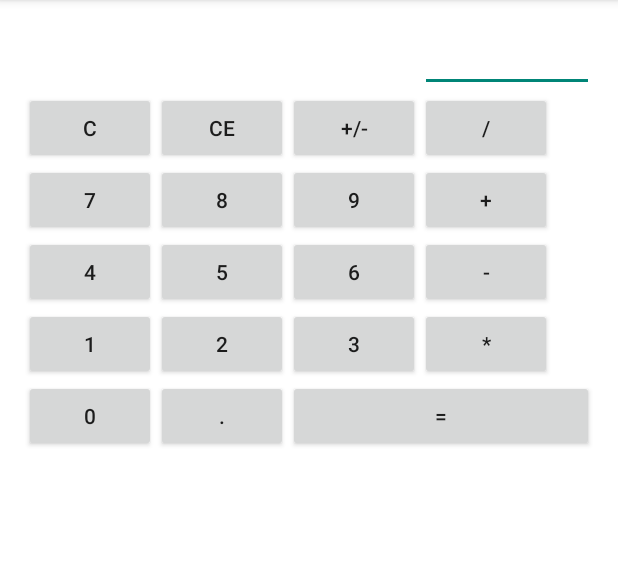
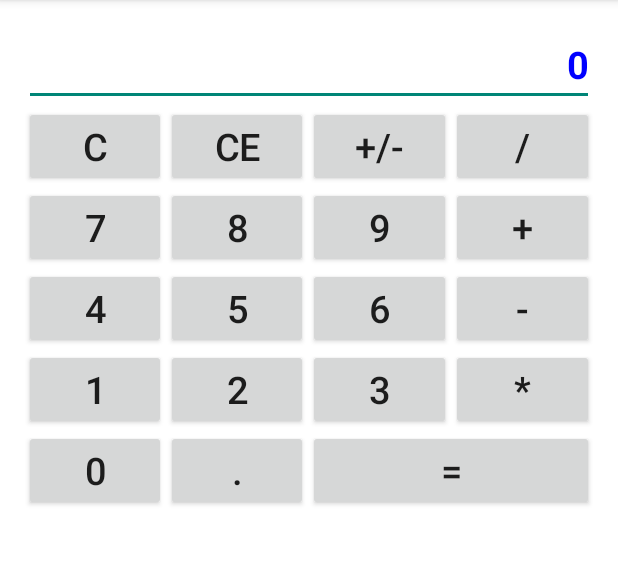
Before and after one commit to ClaytonTurner/Android-Projects, an Android app: the screen it shows after launch (MainActivity), on a phone screen of 412 x 824 dp, the part 84-649 px from its top. Run offline under Robolectric (Android 15) with nearby library versions, the phone set to English and light mode, and no system bars.

Commit message:
fixed graphics and dynamic text setting

```diff
--- a/Calculator/app/src/main/java/com/android/claytonturner/calculator/MainActivity.java
+++ b/Calculator/app/src/main/java/com/android/claytonturner/calculator/MainActivity.java
@@ -2,21 +2,74 @@ package com.android.claytonturner.calculator;
 
 import android.support.v7.app.ActionBarActivity;
 import android.os.Bundle;
+import android.util.TypedValue;
 import android.view.Menu;
 import android.view.MenuItem;
+import android.widget.Button;
+import android.widget.EditText;
 
 
 public class MainActivity extends ActionBarActivity {
+    /*
+    We need to be able to orient the screen on start of the application
+    This allows us to iterate over the buttons and set attributes
+    according to landscape or portrait by referencing these IDs and
+    we can use the "is_portrait" variable described in layouts-land/port.xml
+     */
+    private static final int[] Buttons = {
+        R.id.button0,
+        R.id.button1,
+        R.id.button2,
+        R.id.button3,
+        R.id.button4,
+        R.id.button5,
+        R.id.button6,
+        R.id.button7,
+        R.id.button8,
+        R.id.button9,
+        R.id.buttonC,
+        R.id.buttonCE,
+        R.id.buttonPlusMinus,
+        R.id.buttonDivide,
+        R.id.buttonPlus,
+        R.id.buttonMinus,
+        R.id.buttonMultiply,
+        R.id.buttonDecimal,
+        R.id.buttonEquals
+    };
 
     @Override
     protected void onCreate(Bundle savedInstanceState) {
         super.onCreate(savedInstanceState);
         setContentView(R.layout.activity_main);
+        final EditText result = (EditText) findViewById(R.id.Result);
+        boolean isPortrait = getResources().getBoolean(R.bool.is_portrait);
+        Button temp_button;
+        int resultValue;
         if(savedInstanceState != null){ // restore state
-
+            resultValue = 0;//change this
         }
         else{ // initial creation
+            resultValue = 0;
+        }
 
+        result.setText(String.valueOf(resultValue));
+
+        if(isPortrait){
+            //System.out.println("portrait");
+            for(int buttonId : Buttons){
+                temp_button = (Button) findViewById(buttonId);
+                temp_button.setTextSize(TypedValue.COMPLEX_UNIT_SP,getResources().getInteger(R.integer.portraitText));
+            }
+            result.setTextSize(TypedValue.COMPLEX_UNIT_SP,getResources().getInteger(R.integer.portraitText));
+        }
+        else{//isLandscape
+            //System.out.println("landscape");
+            for(int buttonId : Buttons){
+                temp_button = (Button) findViewById(buttonId);
+                temp_button.setTextSize(TypedValue.COMPLEX_UNIT_SP,getResources().getInteger(R.integer.landscapeText));
+            }
+            result.setTextSize(TypedValue.COMPLEX_UNIT_SP,getResources().getInteger(R.integer.landscapeText));
         }
     }
 
--- a/Calculator/app/src/main/res/layout/activity_main.xml
+++ b/Calculator/app/src/main/res/layout/activity_main.xml
@@ -1,17 +1,14 @@
-<RelativeLayout
+<?xml version="1.0" encoding="utf-8"?>
+<TableLayout
         xmlns:android="http://schemas.android.com/apk/res/android"
         xmlns:tools="http://schemas.android.com/tools"
-    android:layout_width="match_parent"
-    android:layout_height="match_parent"
+
         android:paddingLeft="@dimen/activity_horizontal_margin"
         android:paddingRight="@dimen/activity_horizontal_margin"
         android:paddingTop="@dimen/activity_vertical_margin"
         android:paddingBottom="@dimen/activity_vertical_margin"
         android:background="@color/bgColor"
-    tools:context=".MainActivity">
-
-
-    <TableLayout
+        tools:context=".MainActivity"
         android:layout_width="fill_parent"
         android:layout_height="fill_parent"
         android:layout_centerVertical="true"
@@ -25,7 +22,7 @@
                 android:layout_width="wrap_content"
                 android:layout_height="wrap_content"
                 android:id="@+id/Result"
-                android:layout_column="@string/ResultLayoutColumn"
+                android:gravity="right"
                 android:layout_weight="@string/ResultWeight"
                 android:layout_span="@string/ResultWeight"/>
         </TableRow>
@@ -33,109 +30,125 @@
             <Button
                 android:id="@+id/buttonC"
                 android:text="@string/buttonC"
-                android:layout_width="fill_parent"
-                android:layout_height="fill_parent" />
+                android:layout_width="wrap_content"
+                android:layout_height="wrap_content"
+                android:layout_weight="@string/DefaultWeight"/>
             <Button
                 android:id="@+id/buttonCE"
                 android:text="@string/buttonCE"
-                android:layout_width="fill_parent"
-                android:layout_height="fill_parent" />
+                android:layout_width="wrap_content"
+                android:layout_height="wrap_content"
+                android:layout_weight="@string/DefaultWeight"/>
             <Button
                 android:id="@+id/buttonPlusMinus"
                 android:text="@string/buttonPlusMinus"
-                android:layout_width="fill_parent"
-                android:layout_height="fill_parent" />
+                android:layout_width="wrap_content"
+                android:layout_height="wrap_content"
+                android:layout_weight="@string/DefaultWeight"/>
             <Button
                 android:id="@+id/buttonDivide"
                 android:text="@string/buttonDivide"
-                android:layout_width="fill_parent"
-                android:layout_height="fill_parent" />
+                android:layout_width="wrap_content"
+                android:layout_height="wrap_content"
+                android:layout_weight="@string/DefaultWeight"/>
         </TableRow>
         <TableRow>
             <Button
                 android:id="@+id/button7"
                 android:text="@string/button7"
-                android:layout_width="fill_parent"
-                android:layout_height="fill_parent" />
+                android:layout_width="wrap_content"
+                android:layout_height="wrap_content"
+                android:layout_weight="@string/DefaultWeight"/>
             <Button
                 android:id="@+id/button8"
                 android:text="@string/button8"
-                android:layout_width="fill_parent"
-                android:layout_height="fill_parent" />
+                android:layout_width="wrap_content"
+                android:layout_height="wrap_content"
+                android:layout_weight="@string/DefaultWeight"/>
             <Button
                 android:id="@+id/button9"
                 android:text="@string/button9"
-                android:layout_width="fill_parent"
-                android:layout_height="fill_parent" />
+                android:layout_width="wrap_content"
+                android:layout_height="wrap_content"
+                android:layout_weight="@string/DefaultWeight"/>
             <Button
                 android:id="@+id/buttonPlus"
                 android:text="@string/buttonPlus"
-                android:layout_width="fill_parent"
-                android:layout_height="fill_parent" />
+                android:layout_width="wrap_content"
+                android:layout_height="wrap_content"
+                android:layout_weight="@string/DefaultWeight"/>
         </TableRow>
         <TableRow>
             <Button
                 android:id="@+id/button4"
                 android:text="@string/button4"
-                android:layout_width="fill_parent"
-                android:layout_height="fill_parent" />
+                android:layout_width="wrap_content"
+                android:layout_height="wrap_content"
+                android:layout_weight="@string/DefaultWeight"/>
             <Button
                 android:id="@+id/button5"
                 android:text="@string/button5"
-                android:layout_width="fill_parent"
-                android:layout_height="fill_parent" />
+                android:layout_width="wrap_content"
+                android:layout_height="wrap_content"
+                android:layout_weight="@string/DefaultWeight"/>
             <Button
                 android:id="@+id/button6"
                 android:text="@string/button6"
-                android:layout_width="fill_parent"
-                android:layout_height="fill_parent" />
+                android:layout_width="wrap_content"
+                android:layout_height="wrap_content"
+                android:layout_weight="@string/DefaultWeight"/>
             <Button
                 android:id="@+id/buttonMinus"
                 android:text="@string/buttonMinus"
-                android:layout_width="fill_parent"
-                android:layout_height="fill_parent" />
+                android:layout_width="wrap_content"
+                android:layout_height="wrap_content"
+                android:layout_weight="@string/DefaultWeight"/>
         </TableRow>
         <TableRow>
             <Button
                 android:id="@+id/button1"
                 android:text="@string/button1"
-                android:layout_width="fill_parent"
-                android:layout_height="fill_parent" />
+                android:layout_width="wrap_content"
+                android:layout_height="wrap_content"
+                android:layout_weight="@string/DefaultWeight"/>
             <Button
                 android:id="@+id/button2"
                 android:text="@string/button2"
-                android:layout_width="fill_parent"
-                android:layout_height="fill_parent" />
+                android:layout_width="wrap_content"
+                android:layout_height="wrap_content"
+                android:layout_weight="@string/DefaultWeight"/>
             <Button
                 android:id="@+id/button3"
                 android:text="@string/button3"
-                android:layout_width="fill_parent"
-                android:layout_height="fill_parent" />
+                android:layout_width="wrap_content"
+                android:layout_height="wrap_content"
+                android:layout_weight="@string/DefaultWeight"/>
             <Button
                 android:id="@+id/buttonMultiply"
                 android:text="@string/buttonMultiply"
-                android:layout_width="fill_parent"
-                android:layout_height="fill_parent" />
+                android:layout_width="wrap_content"
+                android:layout_height="wrap_content"
+                android:layout_weight="@string/DefaultWeight"/>
         </TableRow>
         <TableRow>
             <Button
                 android:id="@+id/button0"
                 android:text="@string/button0"
-                android:layout_width="fill_parent"
-                android:layout_height="fill_parent" />
+                android:layout_width="wrap_content"
+                android:layout_height="wrap_content"
+                android:layout_weight="@string/DefaultWeight"/>
             <Button
                 android:id="@+id/buttonDecimal"
                 android:text="@string/buttonDecimal"
-                android:layout_width="fill_parent"
-                android:layout_height="fill_parent" />
+                android:layout_width="wrap_content"
+                android:layout_height="wrap_content"
+                android:layout_weight="@string/DefaultWeight"/>
             <Button
                 android:id="@+id/buttonEquals"
                 android:text="@string/buttonEquals"
-                android:layout_width="fill_parent"
-                android:layout_height="fill_parent"
+                android:layout_width="wrap_content"
+                android:layout_height="wrap_content"
                 android:layout_weight="@string/EqualsWeight"
                 android:layout_span="@string/EqualsWeight"/>
         </TableRow>
-
 </TableLayout>
-</RelativeLayout>
--- /dev/null
+++ b/Calculator/app/src/main/res/values-land/layouts.xml
@@ -0,0 +1,4 @@
+<?xml version="1.0" encoding="utf-8"?>
+<resources>
+    <item type="bool" name="is_portrait">false</item>
+</resources>
--- /dev/null
+++ b/Calculator/app/src/main/res/values-port/layouts.xml
@@ -0,0 +1,4 @@
+<?xml version="1.0" encoding="utf-8"?>
+<resources>
+    <item type="bool" name="is_portrait">true</item>
+</resources>
--- /dev/null
+++ b/Calculator/app/src/main/res/values/integers.xml
@@ -0,0 +1,5 @@
+<?xml version="1.0" encoding="utf-8"?>
+<resources>
+    <integer name="portraitText">25</integer>
+    <integer name="landscapeText">22</integer>
+</resources>
--- a/Calculator/app/src/main/res/values/strings.xml
+++ b/Calculator/app/src/main/res/values/strings.xml
@@ -22,10 +22,9 @@
     <string name="buttonMultiply">*</string>
     <string name="buttonEquals">=</string>
     <string name="buttonDecimal">.</string>
+    <string name="DefaultWeight">1</string>
     <string name="EqualsWeight">2</string>
     <string name="ResultWeight">4</string>
-    <string name="ResultLayoutColumn">3</string>
-    <string name="portraitText">25sp</string>
-    <string name="landscapeText">22sp</string>
+    <string name="ResultGravity">right</string>
 
 </resources>
```
Also changed, not shown: 1 other file. Lines whose indentation alone changed are shown as unchanged.
